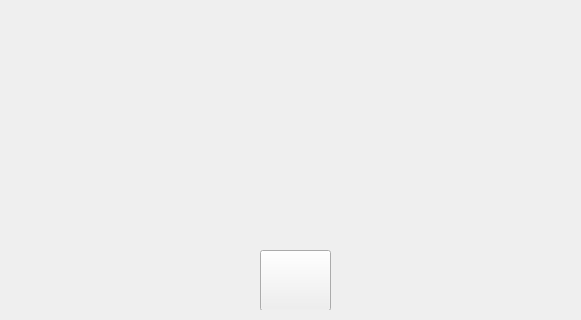
First picture: the form in MQTT_TEST.ui, repository daydien12/PAN_TANPHAT_V1, before the edit; both pictures show x 210 to 791 and y 280 to 600 of the 1024 by 600 pixel window.
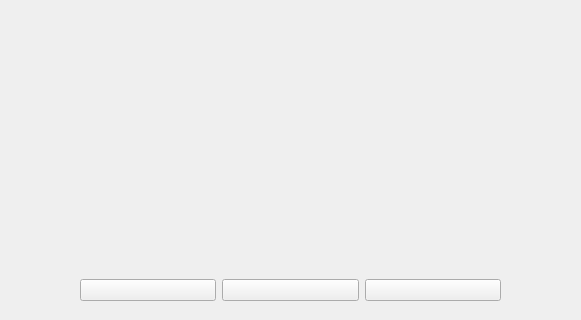
Second picture: the form after the edit. The open tabs and pages were chosen to show the change. Icons and pictures are not drawn.

Commit message:
xong giao diện Learn
đã xong giao diện learn
vẫn còn thiếu chọn file PDF

Patch:
```diff
--- a/MQTT_TEST.ui
+++ b/MQTT_TEST.ui
@@ -41,8 +41,8 @@
    <widget class="QStackedWidget" name="stackedWidget">
     <property name="geometry">
      <rect>
-      <x>0</x>
-      <y>-10</y>
+      <x>10</x>
+      <y>0</y>
       <width>1024</width>
       <height>600</height>
      </rect>
@@ -196,15 +196,31 @@
      </widget>
     </widget>
     <widget class="QWidget" name="Screen_Learn">
-     <widget class="QPushButton" name="Learn_Button_Back">
+     <widget class="QLabel" name="show_image_learn">
       <property name="geometry">
        <rect>
-        <x>470</x>
+        <x>0</x>
+        <y>0</y>
+        <width>1024</width>
+        <height>540</height>
+       </rect>
+      </property>
+      <property name="text">
+       <string/>
+      </property>
+     </widget>
+     <widget class="QWidget" name="layoutWidget">
+      <property name="geometry">
+       <rect>
+        <x>280</x>
         <y>540</y>
-        <width>71</width>
-        <height>61</height>
+        <width>421</width>
+        <height>60</height>
        </rect>
       </property>
+      <layout class="QHBoxLayout" name="horizontalLayout">
+       <item>
+        <widget class="QPushButton" name="Learn_Button_Back">
       <property name="text">
        <string/>
       </property>
@@ -218,6 +234,43 @@
         <height>50</height>
        </size>
       </property>
+        </widget>
+       </item>
+       <item>
+        <widget class="QPushButton" name="Learn_Button_Exit">
+         <property name="text">
+          <string/>
+         </property>
+         <property name="icon">
+          <iconset>
+           <normaloff>Icon/exit_icon.png</normaloff>Icon/exit_icon.png</iconset>
+         </property>
+         <property name="iconSize">
+          <size>
+           <width>50</width>
+           <height>50</height>
+          </size>
+         </property>
+        </widget>
+       </item>
+       <item>
+        <widget class="QPushButton" name="Learn_Button_Next">
+         <property name="text">
+          <string/>
+         </property>
+         <property name="icon">
+          <iconset>
+           <normaloff>Icon/next_icon.png</normaloff>Icon/next_icon.png</iconset>
+         </property>
+         <property name="iconSize">
+          <size>
+           <width>50</width>
+           <height>50</height>
+          </size>
+         </property>
+        </widget>
+       </item>
+      </layout>
      </widget>
     </widget>
     <widget class="QWidget" name="screen_Test"/>
```
Left out of the diff: 4 changed lines with no effect on the pictures. Lines whose indentation alone changed are shown as unchanged. The commit also changes 7815 other files.
